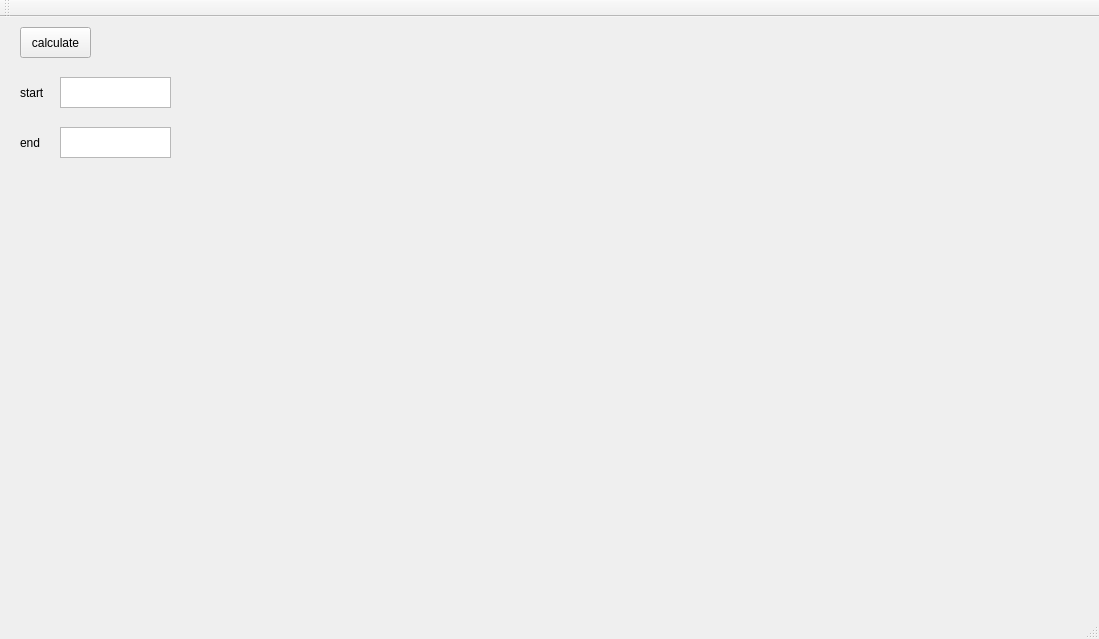
Old version of the form mainwindow.ui in the repository linyijin/fold_cleaner.
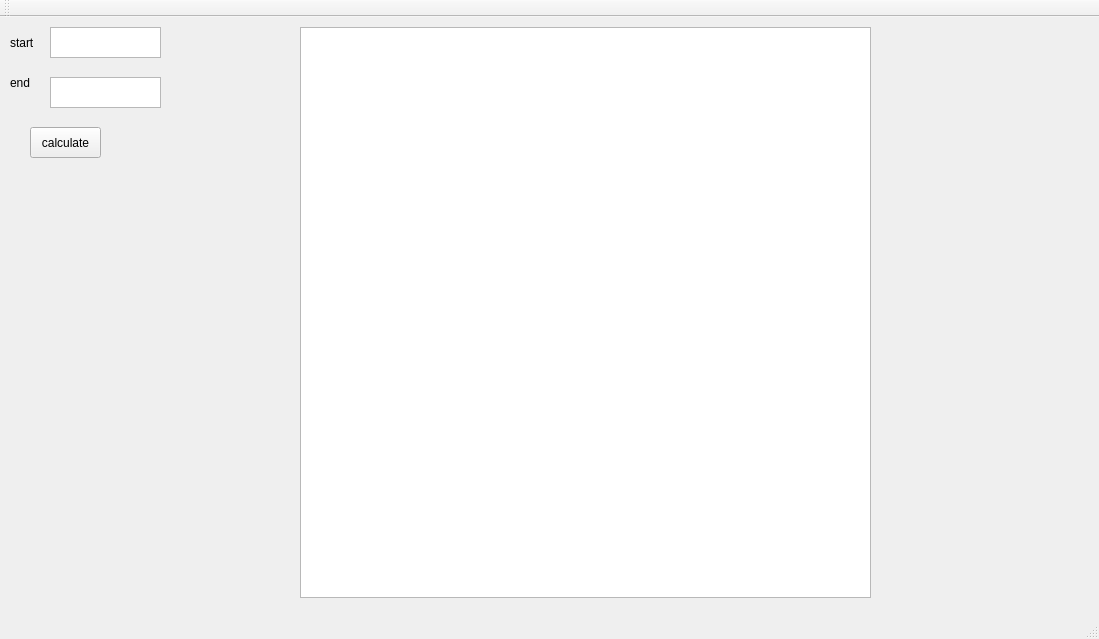
New version of the form.

```diff
--- a/mainwindow.ui
+++ b/mainwindow.ui
@@ -20,8 +20,8 @@
     </property>
     <property name="geometry">
      <rect>
-      <x>20</x>
-      <y>10</y>
+      <x>30</x>
+      <y>110</y>
       <width>71</width>
       <height>31</height>
      </rect>
@@ -33,8 +33,8 @@
    <widget class="QPlainTextEdit" name="end_point">
     <property name="geometry">
      <rect>
-      <x>60</x>
-      <y>110</y>
+      <x>50</x>
+      <y>60</y>
       <width>111</width>
       <height>31</height>
      </rect>
@@ -43,8 +43,8 @@
    <widget class="QLabel" name="start">
     <property name="geometry">
      <rect>
-      <x>20</x>
-      <y>60</y>
+      <x>10</x>
+      <y>10</y>
       <width>41</width>
       <height>31</height>
      </rect>
@@ -56,8 +56,8 @@
    <widget class="QLabel" name="end">
     <property name="geometry">
      <rect>
-      <x>20</x>
-      <y>110</y>
+      <x>10</x>
+      <y>50</y>
       <width>41</width>
       <height>31</height>
      </rect>
@@ -69,13 +69,32 @@
    <widget class="QPlainTextEdit" name="start_point">
     <property name="geometry">
      <rect>
-      <x>60</x>
-      <y>60</y>
+      <x>50</x>
+      <y>10</y>
       <width>111</width>
       <height>31</height>
      </rect>
     </property>
    </widget>
+   <widget class="QGraphicsView" name="map">
+    <property name="enabled">
+     <bool>true</bool>
+    </property>
+    <property name="geometry">
+     <rect>
+      <x>300</x>
+      <y>10</y>
+      <width>571</width>
+      <height>571</height>
+     </rect>
+    </property>
+    <property name="minimumSize">
+     <size>
+      <width>571</width>
+      <height>571</height>
+     </size>
+    </property>
+   </widget>
   </widget>
   <widget class="QMenuBar" name="menuBar">
    <property name="geometry">
```
